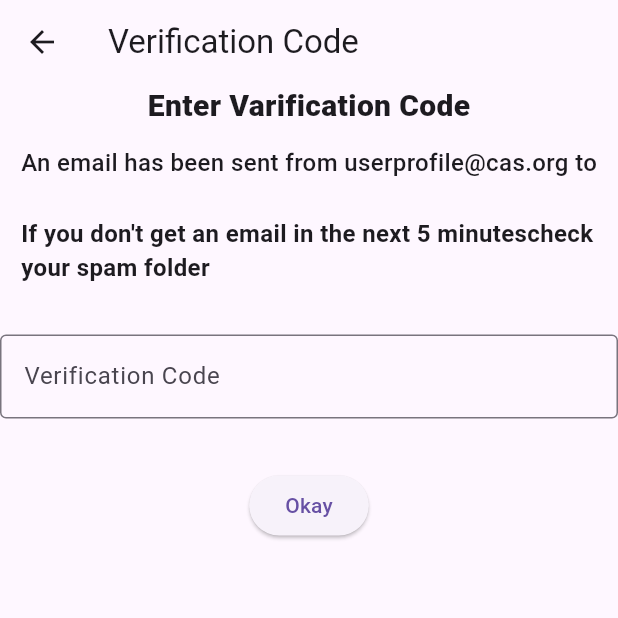
After one commit to bhanuja2000/CS_19_Frontend, a Flutter app: the Verification screen opened directly, on a phone screen of 412 x 824 dp, the top half of it. The commit adds this screen. Run offline on Flutter 3.47's test engine with Material 3 defaults, Android fonts, the phone set to English and light mode, and no system bars; our stand-ins replace google_fonts, intl_phone_number_input, location; network calls fail.

```diff
--- a/lib/main.dart
+++ b/lib/main.dart
@@ -6,10 +6,11 @@ import 'package:textfild/session.dart';
 import 'package:textfild/signup.dart';
 import 'package:textfild/subplan.dart';
 import 'package:textfild/textfild.dart';
+import 'package:textfild/verification.dart';
 
 void main() => runApp(MaterialApp(
       debugShowCheckedModeBanner: false,
-      home: const TextFild(),
+      home: const Session(),
       routes: <String, WidgetBuilder>{
         'register': (BuildContext context) => const TextFild(),
         'signup': (BuildContext context) => const Signup(),
--- a/lib/session.dart
+++ b/lib/session.dart
@@ -41,12 +41,9 @@ class _SessionState extends State<Session> {
 
       print('Latitude: $latitude, Longitude: $longitude');
 
-      // Call the method to get the address from Google Maps Geocoding API
       await getAddressFromApi(latitude!, longitude!);
     }
   }
-
-  // ... (previous code)
 
   Future<void> getAddressFromApi(double lat, double long) async {
     final apiKey = 'AIzaSyA8DfNNCPm--UmVeJy-AEEoz48_h3Q0td8';
@@ -58,7 +55,7 @@ class _SessionState extends State<Session> {
 
       if (response.statusCode == 200) {
         final decodedBody = json.decode(response.body);
-        print('Decoded Body: $decodedBody'); // Print the entire decoded body
+        //print('Decoded Body: $decodedBody');
 
         final results = decodedBody['results'];
         if (results != null && results.isNotEmpty) {
@@ -90,7 +87,7 @@ class _SessionState extends State<Session> {
         children: [
           if (latitude != null && longitude != null)
             Text(
-              'This is Your Location Latitude: $latitude, Longitude: $longitude',
+              'This is Your Location $address',
               style: TextStyle(fontSize: 14),
             ),
           Container(margin: EdgeInsets.all(16), child: _buildSearchBar()),
--- /dev/null
+++ b/lib/verification.dart
@@ -0,0 +1,70 @@
+import 'package:flutter/cupertino.dart';
+import 'package:flutter/material.dart';
+import 'package:flutter/widgets.dart';
+
+class Verification extends StatefulWidget {
+  const Verification({super.key});
+
+  @override
+  State<Verification> createState() => _VerificationState();
+}
+
+class _VerificationState extends State<Verification> {
+  TextEditingController _verificationController = TextEditingController();
+  @override
+  Widget build(BuildContext context) {
+    return Scaffold(
+      appBar: AppBar(
+        title: const Text("Verification Code"),
+      ),
+      body: Column(
+        children: [
+          const Text(
+            "Enter Varification Code",
+            style: TextStyle(fontSize: 20, fontWeight: FontWeight.w800),
+          ),
+          const SizedBox(
+            height: 12,
+          ),
+          const Text(
+            "An email has been sent from userprofile@cas.org to",
+            style: TextStyle(fontSize: 16, fontWeight: FontWeight.w500),
+          ),
+          const SizedBox(
+            height: 10,
+          ),
+          Container(
+            padding: EdgeInsets.all(14),
+            child: const Text(
+              "If you don't get an email in the next 5 minutescheck your spam folder",
+              style: TextStyle(fontSize: 16, fontWeight: FontWeight.w600),
+            ),
+          ),
+          SizedBox(
+            height: 19,
+          ),
+          TextField(
+            controller: _verificationController,
+            keyboardType: TextInputType.number,
+            decoration: InputDecoration(
+              labelText: 'Verification Code',
+              border: OutlineInputBorder(),
+            ),
+          ),
+          const SizedBox(height: 14),
+          Container(
+            margin: EdgeInsets.all(20),
+            child: ElevatedButton(
+              onPressed: () {
+                // Validate the entered verification code
+                String verificationCode = _verificationController.text;
+                print(verificationCode);
+              },
+              child: Text("Okay"),
+            ),
+          )
+        ],
+      ),
+    );
+  }
+}
```
Also changed, not shown: lib/api testing/apitest.dart (deleted, +0 -18 lines), lib/objects/profiledetails.dart (added, +19 -0 lines), lib/profile.dart (+53 -8 lines), lib/passwordreset.dart (added).
